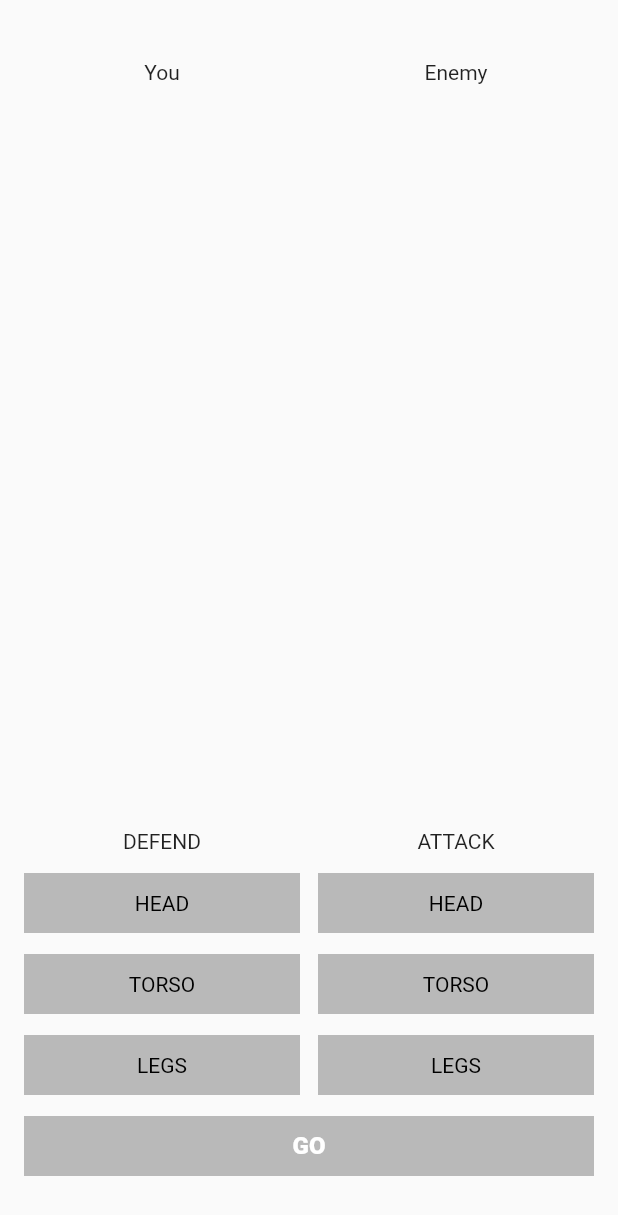
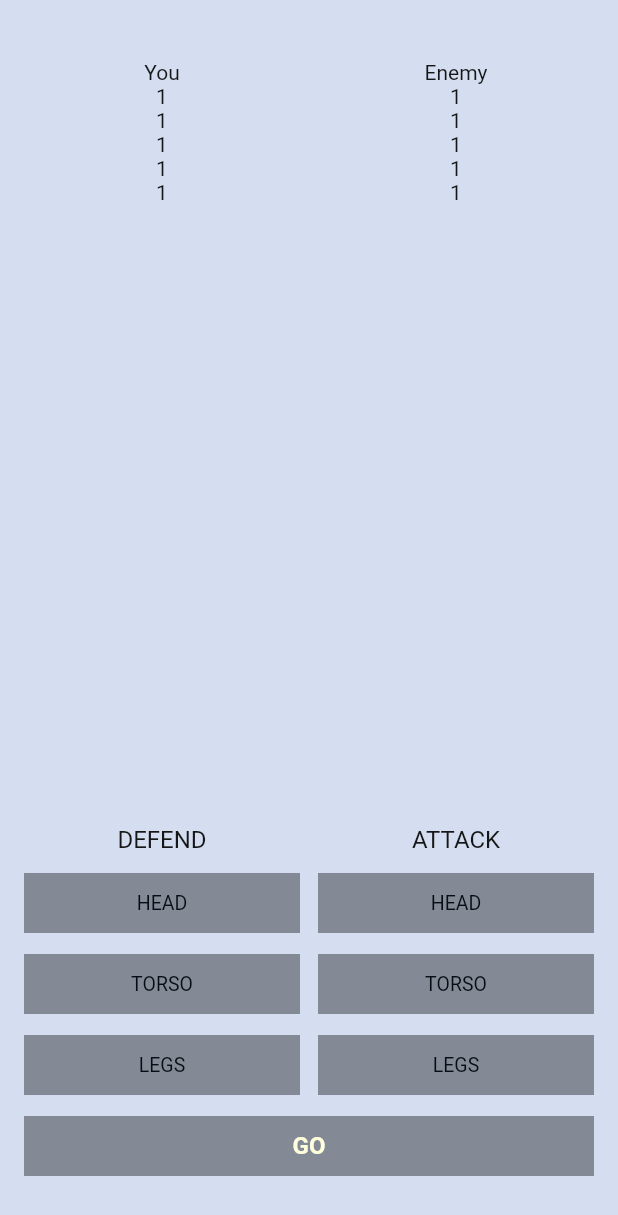
Before and after one commit to devmaslove/flutter_fight_club, a Flutter app: the screen it shows after launch, on a phone screen of 412 x 824 dp. Shown: the top 1215 px of the screen. Run offline on Flutter 3.47's test engine with Material 2 defaults, Android fonts, the phone set to English and light mode, and no system bars.

Commit message:
Сделана домашка урока №2

```diff
--- a/lib/main.dart
+++ b/lib/main.dart
@@ -27,18 +27,16 @@ class _MyHomePageState extends State<MyHomePage> {
   @override
   Widget build(BuildContext context) {
     return Scaffold(
+      backgroundColor: Color(0xFFD5DEF0),
       body: Column(
         children: [
           SizedBox(height: 40),
-          Row(
-            children: [
-              SizedBox(width: 16),
-              Expanded(child: Center(child: Text('You'))),
-              SizedBox(width: 12),
-              Expanded(child: Center(child: Text('Enemy'))),
-              SizedBox(width: 16),
-            ],
-          ),
+          RowResults(leftText: 'You', rightText: 'Enemy'),
+          RowResults(leftText: '1', rightText: '1'),
+          RowResults(leftText: '1', rightText: '1'),
+          RowResults(leftText: '1', rightText: '1'),
+          RowResults(leftText: '1', rightText: '1'),
+          RowResults(leftText: '1', rightText: '1'),
           Expanded(child: SizedBox()),
           Row(
             mainAxisAlignment: MainAxisAlignment.center,
@@ -47,7 +45,10 @@ class _MyHomePageState extends State<MyHomePage> {
               Expanded(
                 child: Column(
                   children: [
-                    Text('Defend'.toUpperCase()),
+                    Text(
+                      'Defend'.toUpperCase(),
+                      style: TextStyle(color: Color(0xFF151616), fontSize: 16),
+                    ),
                     SizedBox(height: 13),
                     BodyPartButton(
                       bodyPart: BobyPart.head,
@@ -73,7 +74,10 @@ class _MyHomePageState extends State<MyHomePage> {
               Expanded(
                 child: Column(
                   children: [
-                    Text('Attack'.toUpperCase()),
+                    Text(
+                      'Attack'.toUpperCase(),
+                      style: TextStyle(color: Color(0xFF151616), fontSize: 16),
+                    ),
                     SizedBox(height: 13),
                     BodyPartButton(
                       bodyPart: BobyPart.head,
@@ -113,9 +117,9 @@ class _MyHomePageState extends State<MyHomePage> {
                         child: Text(
                           'Go'.toUpperCase(),
                           style: TextStyle(
-                            fontWeight: FontWeight.w900,
+                            fontWeight: FontWeight.w700,
                             fontSize: 16,
-                            color: Colors.white,
+                            color: Color(0xFFFFFFDE),
                           ),
                         ),
                       ),
@@ -145,18 +149,64 @@ class _MyHomePageState extends State<MyHomePage> {
   }
 
   void _pushGoButton() {
-    setState(() {
-      defendingBodyPart = null;
-      attackingBodyPart = null;
-    });
+    if (defendingBodyPart != null && attackingBodyPart != null) {
+      setState(() {
+        defendingBodyPart = null;
+        attackingBodyPart = null;
+      });
+    }
   }
 
   Color _getGoColor() {
     if (defendingBodyPart != null && attackingBodyPart != null) {
       return Colors.black87;
     } else {
-      return Colors.black26;
+      return Colors.black38;
     }
+  }
+}
+
+class RowResults extends StatelessWidget {
+  final String leftText;
+  final String rightText;
+
+  const RowResults({
+    Key? key,
+    required this.leftText,
+    required this.rightText,
+  }) : super(key: key);
+
+  @override
+  Widget build(BuildContext context) {
+    return Row(
+      children: [
+        SizedBox(width: 16),
+        Expanded(
+          child: Center(
+            child: Text(
+              leftText,
+              style: TextStyle(
+                fontSize: 14,
+                color: Color(0xFF151616),
+              ),
+            ),
+          ),
+        ),
+        SizedBox(width: 12),
+        Expanded(
+          child: Center(
+            child: Text(
+              rightText,
+              style: TextStyle(
+                fontSize: 14,
+                color: Color(0xFF151616),
+              ),
+            ),
+          ),
+        ),
+        SizedBox(width: 16),
+      ],
+    );
   }
 }
 
@@ -194,13 +244,13 @@ class BodyPartButton extends StatelessWidget {
       child: SizedBox(
         height: 40,
         child: ColoredBox(
-          color:
-              selected ? const Color.fromRGBO(28, 121, 206, 1) : Colors.black26,
+          color: selected ? const Color(0xFF1C79CE) : Colors.black38,
           child: Center(
             child: Text(
               bodyPart.name.toUpperCase(),
               style: TextStyle(
-                color: selected ? Colors.white : Colors.black,
+                fontSize: 13,
+                color: selected ? Colors.white : Color(0xFF060D14),
               ),
             ),
           ),
```
Also changed, not shown: 1 other file.
